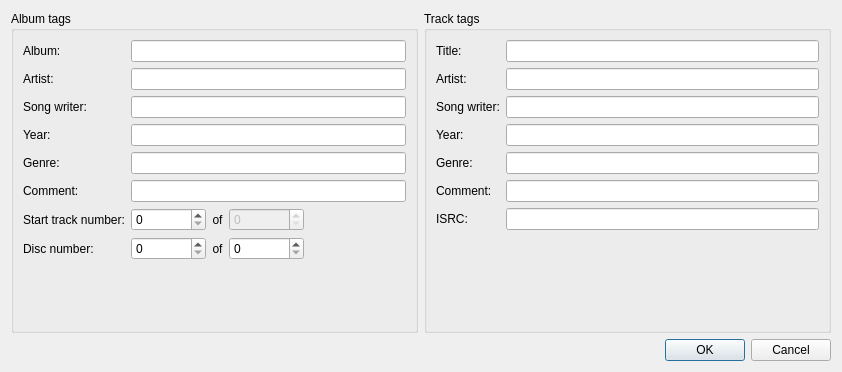
flacon/flacon, file gui/tageditor/tageditor.ui: the form before one commit.
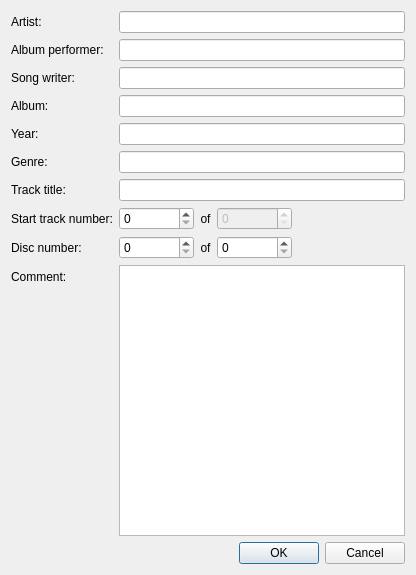
The form after the commit. Custom widgets are drawn as their Qt base class.

Patch:
```diff
--- a/gui/tageditor/tageditor.ui
+++ b/gui/tageditor/tageditor.ui
@@ -6,8 +6,8 @@
    <rect>
     <x>0</x>
     <y>0</y>
-    <width>842</width>
-    <height>372</height>
+    <width>416</width>
+    <height>575</height>
    </rect>
   </property>
   <property name="windowTitle">
@@ -15,68 +15,51 @@
   </property>
   <layout class="QVBoxLayout" name="verticalLayout">
    <item>
-    <layout class="QHBoxLayout" name="horizontalLayout">
-     <item>
-      <widget class="QGroupBox" name="albumGroupBox">
-       <property name="minimumSize">
-        <size>
-         <width>400</width>
-         <height>0</height>
-        </size>
-       </property>
-       <property name="title">
-        <string>Album tags</string>
-       </property>
-       <layout class="QVBoxLayout" name="verticalLayout_3">
-        <item>
          <layout class="QFormLayout" name="formLayout">
-          <property name="fieldGrowthPolicy">
-           <enum>QFormLayout::FieldGrowthPolicy::ExpandingFieldsGrow</enum>
-          </property>
           <item row="0" column="0">
+      <widget class="QLabel" name="trackPerformerLabel">
+       <property name="text">
+        <string>Artist:</string>
+       </property>
+      </widget>
+     </item>
+     <item row="0" column="1">
+      <widget class="MultiValuesLineEdit" name="performerEdit"/>
+     </item>
+     <item row="1" column="0">
+      <widget class="QLabel" name="diskAPerformerLabel">
+       <property name="text">
+        <string comment="Music tag name" extracomment="Music tag name">Album performer:</string>
+       </property>
+      </widget>
+     </item>
+     <item row="1" column="1">
+      <widget class="MultiValuesLineEdit" name="albumPerformerEdit"/>
+     </item>
+     <item row="2" column="0">
+      <widget class="QLabel" name="trackSongWriterLabel">
+       <property name="text">
+        <string>Song writer:</string>
+       </property>
+      </widget>
+     </item>
+     <item row="2" column="1">
+      <widget class="MultiValuesLineEdit" name="songWriterEdit"/>
+     </item>
+     <item row="3" column="0">
            <widget class="QLabel" name="diskAlbumLabel">
             <property name="text">
              <string comment="Music tag name" extracomment="Music tag name">Album:</string>
             </property>
            </widget>
           </item>
-          <item row="0" column="1">
-           <widget class="MultiValuesLineEdit" name="diskAlbumValue"/>
-          </item>
-          <item row="1" column="0">
-           <widget class="QLabel" name="diskAPerformerLabel">
-            <property name="text">
-             <string comment="Music tag name" extracomment="Music tag name">Artist:</string>
-            </property>
-           </widget>
-          </item>
-          <item row="1" column="1">
-           <widget class="MultiValuesLineEdit" name="diskPerformerValue"/>
-          </item>
-          <item row="2" column="0">
-           <widget class="QLabel" name="diskSongWriterLabel">
-            <property name="text">
-             <string comment="Music tag name" extracomment="Music tag name">Song writer:</string>
-            </property>
-           </widget>
-          </item>
-          <item row="2" column="1">
-           <widget class="MultiValuesLineEdit" name="diskSongWriterValue"/>
-          </item>
-          <item row="3" column="0">
-           <widget class="QLabel" name="diskDateLabel">
-            <property name="text">
-             <string comment="Music tag name" extracomment="Music tag name">Year:</string>
-            </property>
-           </widget>
-          </item>
           <item row="3" column="1">
            <widget class="MultiValuesLineEdit" name="diskDateValue"/>
           </item>
           <item row="4" column="0">
-           <widget class="QLabel" name="diskGenreLabel">
+      <widget class="QLabel" name="trackDateLabel">
             <property name="text">
-             <string comment="Music tag name" extracomment="Music tag name">Genre:</string>
+        <string>Year:</string>
             </property>
            </widget>
           </item>
@@ -84,9 +67,9 @@
            <widget class="MultiValuesLineEdit" name="diskGenreValue"/>
           </item>
           <item row="5" column="0">
-           <widget class="QLabel" name="diskCommentLabel">
+      <widget class="QLabel" name="trackGnreLabel">
             <property name="text">
-             <string comment="Music tag name" extracomment="Music tag name">Comment:</string>
+        <string>Genre:</string>
             </property>
            </widget>
           </item>
@@ -94,13 +77,23 @@
            <widget class="MultiValuesLineEdit" name="diskCommentValue"/>
           </item>
           <item row="6" column="0">
+      <widget class="QLabel" name="trackTitleLabel">
+       <property name="text">
+        <string>Track title:</string>
+       </property>
+      </widget>
+     </item>
+     <item row="6" column="1">
+      <widget class="MultiValuesLineEdit" name="trackTitleEdit"/>
+     </item>
+     <item row="7" column="0">
            <widget class="QLabel" name="diskTracksNumsLabel">
             <property name="text">
              <string comment="Music tag name" extracomment="Music tag name">Start track number:</string>
             </property>
            </widget>
           </item>
-          <item row="6" column="1">
+     <item row="7" column="1">
            <layout class="QHBoxLayout" name="horizontalLayout_2">
             <item>
              <widget class="MultiValuesSpinBox" name="diskStartTrackValue">
@@ -150,14 +143,14 @@
             </item>
            </layout>
           </item>
-          <item row="7" column="0">
+     <item row="8" column="0">
            <widget class="QLabel" name="diskNumsLabel">
             <property name="text">
              <string comment="Music tag name" extracomment="Music tag name">Disc number:</string>
             </property>
            </widget>
           </item>
-          <item row="7" column="1">
+     <item row="8" column="1">
            <layout class="QHBoxLayout" name="horizontalLayout_3">
             <item>
              <widget class="MultiValuesSpinBox" name="diskNumValue">
@@ -204,118 +197,15 @@
             </item>
            </layout>
           </item>
-         </layout>
-        </item>
-       </layout>
-      </widget>
-     </item>
-     <item>
-      <widget class="QGroupBox" name="trackTags">
-       <property name="minimumSize">
-        <size>
-         <width>400</width>
-         <height>0</height>
-        </size>
-       </property>
-       <property name="title">
-        <string>Track tags</string>
-       </property>
-       <layout class="QVBoxLayout" name="verticalLayout_2">
-        <item>
-         <layout class="QFormLayout" name="formLayout_2">
-          <property name="fieldGrowthPolicy">
-           <enum>QFormLayout::FieldGrowthPolicy::ExpandingFieldsGrow</enum>
-          </property>
-          <item row="0" column="0">
-           <widget class="QLabel" name="trackTitleLabel">
-            <property name="text">
-             <string>Title:</string>
-            </property>
-           </widget>
-          </item>
-          <item row="0" column="1">
-           <widget class="MultiValuesLineEdit" name="trackTitleValue"/>
-          </item>
-          <item row="1" column="0">
-           <widget class="QLabel" name="trackPerformerLabel">
-            <property name="text">
-             <string>Artist:</string>
-            </property>
-           </widget>
-          </item>
-          <item row="1" column="1">
-           <widget class="MultiValuesLineEdit" name="trackPerformerValue"/>
-          </item>
-          <item row="2" column="0">
-           <widget class="QLabel" name="trackSongWriterLabel">
-            <property name="text">
-             <string>Song writer:</string>
-            </property>
-           </widget>
-          </item>
-          <item row="2" column="1">
-           <widget class="MultiValuesLineEdit" name="trackSongWriterValue"/>
-          </item>
-          <item row="3" column="0">
-           <widget class="QLabel" name="trackDateLabel">
-            <property name="text">
-             <string>Year:</string>
-            </property>
-           </widget>
-          </item>
-          <item row="3" column="1">
-           <widget class="MultiValuesLineEdit" name="trackDateValue"/>
-          </item>
-          <item row="4" column="0">
-           <widget class="QLabel" name="trackGnreLabel">
-            <property name="text">
-             <string>Genre:</string>
-            </property>
-           </widget>
-          </item>
-          <item row="4" column="1">
-           <widget class="MultiValuesLineEdit" name="trackGenreValue"/>
-          </item>
-          <item row="5" column="0">
+     <item row="9" column="0">
            <widget class="QLabel" name="trackCommentLabel">
             <property name="text">
              <string>Comment:</string>
             </property>
            </widget>
           </item>
-          <item row="5" column="1">
-           <widget class="MultiValuesLineEdit" name="trackCommentValue"/>
-          </item>
-          <item row="6" column="0">
-           <widget class="QLabel" name="trackIsrcLabel">
-            <property name="text">
-             <string>ISRC:</string>
-            </property>
-           </widget>
-          </item>
-          <item row="6" column="1">
-           <widget class="MultiValuesLineEdit" name="trackIsrcValue"/>
-          </item>
-         </layout>
-        </item>
-        <item>
-         <spacer name="verticalSpacer">
-          <property name="orientation">
-           <enum>Qt::Orientation::Vertical</enum>
-          </property>
-          <property name="sizeType">
-           <enum>QSizePolicy::Policy::MinimumExpanding</enum>
-          </property>
-          <property name="sizeHint" stdset="0">
-           <size>
-            <width>20</width>
-            <height>40</height>
-           </size>
-          </property>
-         </spacer>
-        </item>
-       </layout>
-      </widget>
+     <item row="9" column="1">
+      <widget class="MultiValuesTextEdit" name="commentEdit"/>
      </item>
     </layout>
    </item>
@@ -342,6 +232,11 @@
    <extends>QLineEdit</extends>
    <header>controls.h</header>
   </customwidget>
+  <customwidget>
+   <class>MultiValuesTextEdit</class>
+   <extends>QTextEdit</extends>
+   <header>controls.h</header>
+  </customwidget>
  </customwidgets>
  <resources/>
  <connections>
```
Left out of the diff: 14 changed lines with no effect on the pictures. Lines whose indentation alone changed are shown as unchanged.
